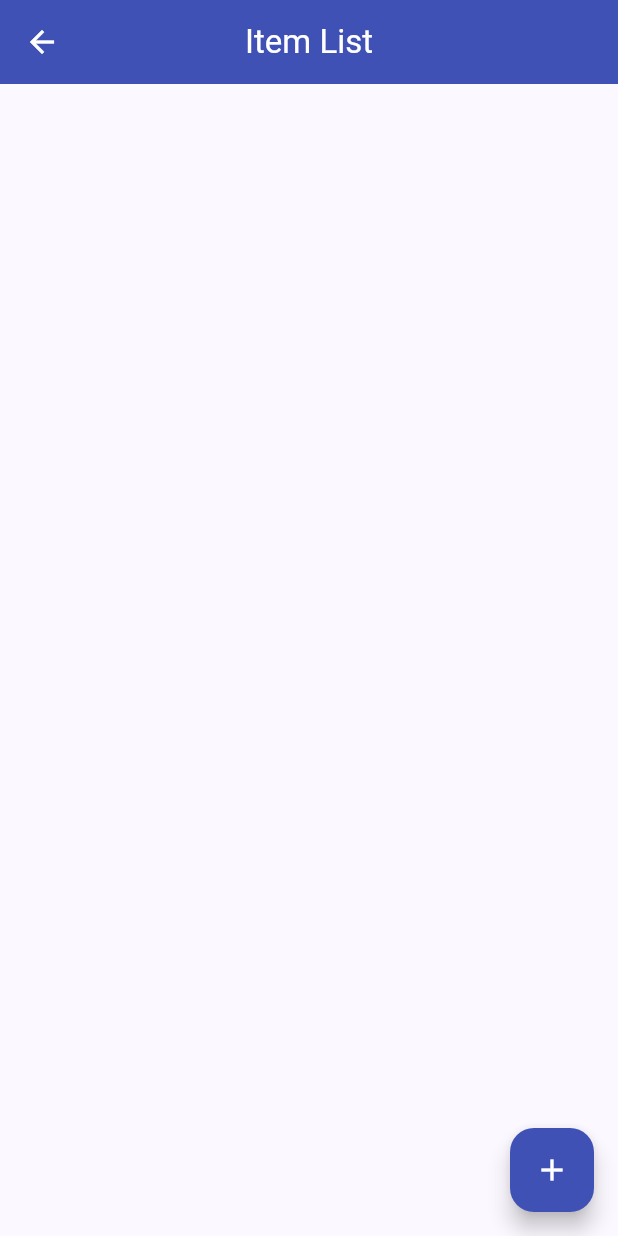
After one commit to rapunzzz/rapunzz-shop-mobile, a Flutter app: the ItemListPage screen opened directly, on a phone screen of 412 x 824 dp. The commit adds this screen. Run offline on Flutter 3.47's test engine with Material 2 defaults, Android fonts, the phone set to English and light mode, and no system bars.

Commit message:
Add Bonus

```diff
--- /dev/null
+++ b/lib/screens/list_item.dart
@@ -0,0 +1,55 @@
+import 'package:flutter/material.dart';
+import 'package:rapunzz_shop/screens/shoplist_form.dart';
+
+class ItemListPage extends StatelessWidget {
+  const ItemListPage({Key? key}) : super(key: key);
+
+  @override
+  Widget build(BuildContext context) {
+    return Scaffold(
+      appBar: AppBar(
+        title: const Text('Item List'),
+        centerTitle: true,
+        backgroundColor: Colors.indigo,
+        foregroundColor: Colors.white,
+      ),
+      body: ListView.builder(
+        itemCount: ItemStorage.items.length,
+        itemBuilder: (context, index) {
+          final item = ItemStorage.items[index];
+          return Card(
+            margin: const EdgeInsets.all(8.0),
+            child: ListTile(
+              title: Text(
+                item.name,
+                style: const TextStyle(
+                  fontWeight: FontWeight.bold,
+                  color: Colors.indigo,
+                ),
+              ),
+              subtitle: Text(
+                'Price: ${item.price}',
+                style: const TextStyle(color: Colors.black54),
+              ),
+              isThreeLine: true,
+              contentPadding: const EdgeInsets.symmetric(
+                vertical: 8.0,
+                horizontal: 16.0,
+              ),
+            ),
+          );
+        },
+      ),
+      floatingActionButton: FloatingActionButton(
+        onPressed: () {
+          Navigator.push(
+            context,
+            MaterialPageRoute(builder: (context) => const ShopFormPage()),
+          );
+        },
+        backgroundColor: Colors.indigo,
+        child: const Icon(Icons.add, color: Colors.white),
+      ),
+    );
+  }
+}
--- a/lib/screens/shoplist_form.dart
+++ b/lib/screens/shoplist_form.dart
@@ -6,6 +6,27 @@ class ShopFormPage extends StatefulWidget {
 
   @override
   State<ShopFormPage> createState() => _ShopFormPageState();
+}
+
+class Item {
+  final String name;
+  final int price;
+  final String description;
+
+  Item({
+    required this.name,
+    required this.price,
+    required this.description,
+  });
+}
+
+class ItemStorage {
+  static final List<Item> _items = [];
+  static void addItem(Item item) {
+    _items.add(item);
+  }
+
+  static List<Item> get items => _items;
 }
 
 class _ShopFormPageState extends State<ShopFormPage> {
@@ -113,6 +134,11 @@ class _ShopFormPageState extends State<ShopFormPage> {
                     ),
                     onPressed: () {
                       if (_formKey.currentState!.validate()) {
+                        ItemStorage.addItem(Item(
+                          name: _name,
+                          price: _price,
+                          description: _description,
+                        ));
                         showDialog(
                           context: context,
                           builder: (context) {
--- a/lib/widgets/shop_card.dart
+++ b/lib/widgets/shop_card.dart
@@ -1,5 +1,6 @@
 import 'package:rapunzz_shop/screens/shoplist_form.dart';
 import 'package:flutter/material.dart';
+import 'package:rapunzz_shop/screens/list_item.dart';
 
 class ShopItem {
   final String name;
@@ -11,7 +12,7 @@ class ShopItem {
 class ShopCard extends StatelessWidget {
   final ShopItem item;
 
-  const ShopCard(this.item, {super.key}); // Constructor
+  const ShopCard(this.item, {Key? key}) : super(key: key);
 
   @override
   Widget build(BuildContext context) {
@@ -28,6 +29,10 @@ class ShopCard extends StatelessWidget {
           if (item.name == "Tambah Produk") {
             Navigator.push(context,
                 MaterialPageRoute(builder: (context) => const ShopFormPage()));
+          }
+          if (item.name == "Lihat Produk") {
+            Navigator.push(context,
+                MaterialPageRoute(builder: (context) => const ItemListPage()));
           }
         },
         child: Container(
```
Also changed, not shown: 1 other file.
